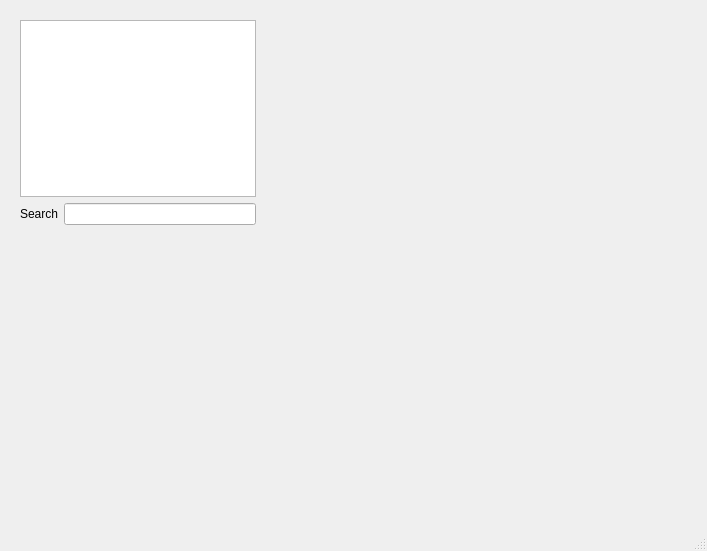
This is mainwindow.ui in VitorRamos/TaskManager as Qt 5 draws it before an edit. The edited form follows.
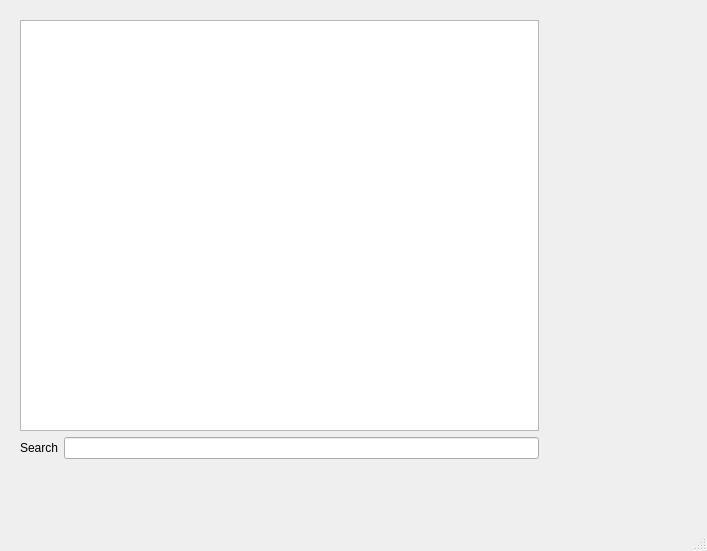
This is the edited form.

What changed in the file:
```diff
--- a/mainwindow.ui
+++ b/mainwindow.ui
@@ -19,8 +19,8 @@
      <rect>
       <x>9</x>
       <y>9</y>
-      <width>258</width>
-      <height>227</height>
+      <width>541</width>
+      <height>461</height>
      </rect>
     </property>
     <layout class="QVBoxLayout" name="verticalLayout">
```
